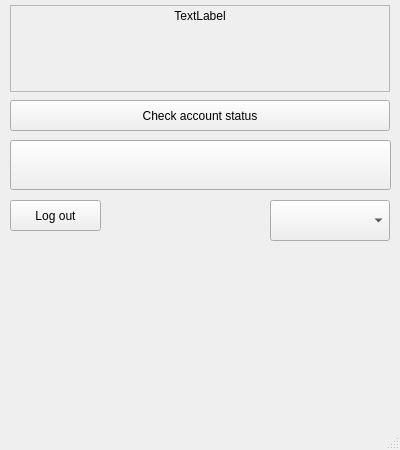
Above: ui/mainwindow.ui from xcrsx/windscribe_gui before the change. Below: the same form after it.
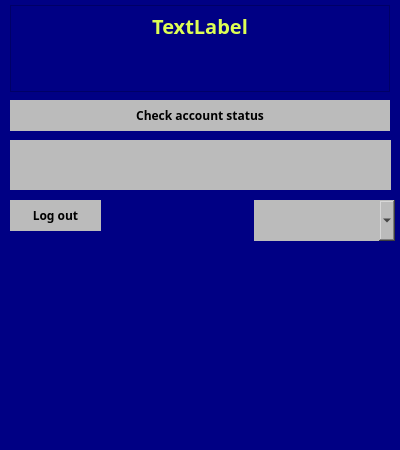
That is the form after the change. Icons and pictures are not drawn.

The edit to the form file:
```diff
--- a/ui/mainwindow.ui
+++ b/ui/mainwindow.ui
@@ -10,12 +10,24 @@
     <height>450</height>
    </rect>
   </property>
+  <property name="font">
+   <font>
+    <family>Perfect DOS VGA 437</family>
+    <weight>75</weight>
+    <bold>true</bold>
+   </font>
+  </property>
   <property name="windowTitle">
    <string>Windscribe VPN</string>
   </property>
   <property name="windowIcon">
-   <iconset resource="resources.qrc">
-    <normaloff>:/images/resources/icons/VPNGIF.gif</normaloff>:/images/resources/icons/VPNGIF.gif</iconset>
+   <iconset resource="resource.qrc">
+    <normaloff>:/images/resources/icons/virtual-private-network.png</normaloff>:/images/resources/icons/virtual-private-network.png</iconset>
+  </property>
+  <property name="styleSheet">
+   <string notr="true">
+background-color: #000084;
+</string>
   </property>
   <widget class="QWidget" name="centralwidget">
    <widget class="QLabel" name="informLabel">
@@ -27,8 +39,16 @@
       <height>87</height>
      </rect>
     </property>
+    <property name="font">
+     <font>
+      <family>Perfect DOS VGA 437</family>
+      <pointsize>15</pointsize>
+      <weight>75</weight>
+      <bold>true</bold>
+     </font>
+    </property>
     <property name="styleSheet">
-     <string notr="true"/>
+     <string notr="true">color: #defe54;</string>
     </property>
     <property name="frameShape">
      <enum>QFrame::StyledPanel</enum>
@@ -52,9 +72,123 @@
       <height>31</height>
      </rect>
     </property>
+    <property name="palette">
+     <palette>
+      <active>
+       <colorrole role="Button">
+        <brush brushstyle="SolidPattern">
+         <color alpha="255">
+          <red>187</red>
+          <green>187</green>
+          <blue>187</blue>
+         </color>
+        </brush>
+       </colorrole>
+       <colorrole role="Base">
+        <brush brushstyle="SolidPattern">
+         <color alpha="255">
+          <red>187</red>
+          <green>187</green>
+          <blue>187</blue>
+         </color>
+        </brush>
+       </colorrole>
+       <colorrole role="Window">
+        <brush brushstyle="SolidPattern">
+         <color alpha="255">
+          <red>187</red>
+          <green>187</green>
+          <blue>187</blue>
+         </color>
+        </brush>
+       </colorrole>
+      </active>
+      <inactive>
+       <colorrole role="Button">
+        <brush brushstyle="SolidPattern">
+         <color alpha="255">
+          <red>187</red>
+          <green>187</green>
+          <blue>187</blue>
+         </color>
+        </brush>
+       </colorrole>
+       <colorrole role="Base">
+        <brush brushstyle="SolidPattern">
+         <color alpha="255">
+          <red>187</red>
+          <green>187</green>
+          <blue>187</blue>
+         </color>
+        </brush>
+       </colorrole>
+       <colorrole role="Window">
+        <brush brushstyle="SolidPattern">
+         <color alpha="255">
+          <red>187</red>
+          <green>187</green>
+          <blue>187</blue>
+         </color>
+        </brush>
+       </colorrole>
+      </inactive>
+      <disabled>
+       <colorrole role="Button">
+        <brush brushstyle="SolidPattern">
+         <color alpha="255">
+          <red>187</red>
+          <green>187</green>
+          <blue>187</blue>
+         </color>
+        </brush>
+       </colorrole>
+       <colorrole role="Base">
+        <brush brushstyle="SolidPattern">
+         <color alpha="255">
+          <red>187</red>
+          <green>187</green>
+          <blue>187</blue>
+         </color>
+        </brush>
+       </colorrole>
+       <colorrole role="Window">
+        <brush brushstyle="SolidPattern">
+         <color alpha="255">
+          <red>187</red>
+          <green>187</green>
+          <blue>187</blue>
+         </color>
+        </brush>
+       </colorrole>
+      </disabled>
+     </palette>
+    </property>
+    <property name="font">
+     <font>
+      <family>Perfect DOS VGA 437</family>
+      <weight>75</weight>
+      <bold>true</bold>
+     </font>
+    </property>
+    <property name="styleSheet">
+     <string notr="true">QPushButton{
+background-color: #bbbbbb;
+border: 1px;
+}
+QPushButton:hover {
+     background-color: #666666;
+ }
+QPushButton:pressed {
+border-style:solid;
+border-width:3px;
+}</string>
+    </property>
     <property name="text">
      <string>Check account status</string>
     </property>
+    <property name="flat">
+     <bool>true</bool>
+    </property>
    </widget>
    <widget class="QPushButton" name="mainButton">
     <property name="geometry">
@@ -65,25 +199,68 @@
       <height>50</height>
      </rect>
     </property>
+    <property name="font">
+     <font>
+      <family>Perfect DOS VGA 437</family>
+      <weight>75</weight>
+      <bold>true</bold>
+     </font>
+    </property>
     <property name="autoFillBackground">
-     <bool>true</bool>
+     <bool>false</bool>
     </property>
     <property name="styleSheet">
-     <string notr="true"/>
+     <string notr="true">QPushButton{
+background-color: #bbbbbb;
+border: 1px;
+}
+QPushButton:hover {
+     background-color: #666666;
+ }
+QPushButton:pressed {
+border-style:solid;
+border-width:3px;
+}</string>
     </property>
     <property name="text">
      <string/>
     </property>
+    <property name="flat">
+     <bool>true</bool>
+    </property>
    </widget>
    <widget class="QComboBox" name="comboBox">
     <property name="geometry">
      <rect>
-      <x>270</x>
+      <x>254</x>
       <y>200</y>
-      <width>120</width>
+      <width>141</width>
       <height>41</height>
      </rect>
     </property>
+    <property name="font">
+     <font>
+      <family>Perfect DOS VGA 437</family>
+      <weight>75</weight>
+      <bold>true</bold>
+     </font>
+    </property>
+    <property name="styleSheet">
+     <string notr="true">QComboBox {
+background-color: #bbbbbb;
+border: 1px
+}
+QComboBox QAbstractItemView {
+    background-color: #00aaaa;
+    color: white;
+	border: 1px;
+    selection-background-color: rgb(88, 88, 88);
+    selection-color: rgb(200, 200, 200);
+}
+QComboBox:hover {
+     background-color: #666666;
+ }</string>
+    </property>
     <property name="currentText">
      <string/>
     </property>
@@ -97,9 +274,32 @@
       <height>31</height>
      </rect>
     </property>
+    <property name="font">
+     <font>
+      <family>Perfect DOS VGA 437</family>
+      <weight>75</weight>
+      <bold>true</bold>
+     </font>
+    </property>
+    <property name="styleSheet">
+     <string notr="true">QPushButton{
+background-color: #bbbbbb;
+border: 1px;
+}
+QPushButton:hover {
+     background-color: #666666;
+ }
+QPushButton:pressed {
+border-style:solid;
+border-width:3px;
+}</string>
+    </property>
     <property name="text">
      <string>Log out</string>
     </property>
+    <property name="flat">
+     <bool>true</bool>
+    </property>
    </widget>
   </widget>
   <widget class="QMenuBar" name="menubar">
@@ -112,7 +312,18 @@
     </rect>
    </property>
   </widget>
-  <widget class="QStatusBar" name="statusbar"/>
+  <widget class="QStatusBar" name="statusbar">
+   <property name="font">
+    <font>
+     <family>Perfect DOS VGA 437</family>
+     <weight>75</weight>
+     <bold>true</bold>
+    </font>
+   </property>
+   <property name="styleSheet">
+    <string notr="true">color: #defe54;</string>
+   </property>
+  </widget>
   <action name="actionAccountStatus">
    <property name="text">
     <string>checkStat</string>
```
Left out of the diff: 2 changed lines with no effect on the pictures.
